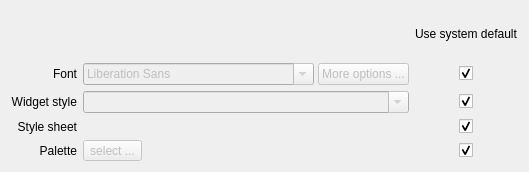
First picture: the form in settingsdialog/qtappearanceoptionpage.ui, repository Martchus/qtutilities, before the edit.
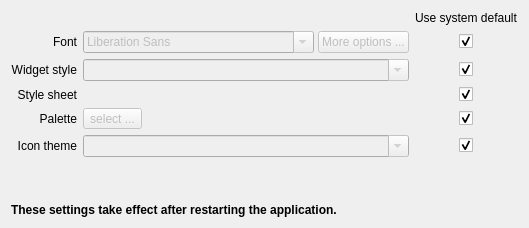
Second picture: the form after the edit. Custom widgets are drawn as their Qt base class.

Commit message:
Improve Qt settings
Setting font and icon theme doesn't work yet, not sure
about locale

Diff of the .ui file:
```diff
--- a/settingsdialog/qtappearanceoptionpage.ui
+++ b/settingsdialog/qtappearanceoptionpage.ui
@@ -2,68 +2,32 @@
 <ui version="4.0">
  <class>Dialogs::QtAppearanceOptionPage</class>
  <widget class="QWidget" name="Dialogs::QtAppearanceOptionPage">
-  <property name="geometry">
-   <rect>
-    <x>0</x>
-    <y>0</y>
-    <width>430</width>
-    <height>172</height>
-   </rect>
-  </property>
   <property name="windowTitle">
    <string>Appearance</string>
   </property>
   <property name="styleSheet">
    <string notr="true">QGroupBox { font-weight: bold };</string>
   </property>
-  <layout class="QGridLayout" name="mainGridLayout">
-   <item row="3" column="0">
-    <widget class="QLabel" name="styleSheetLabel">
+  <layout class="QVBoxLayout" name="verticalLayout">
+   <item>
+    <layout class="QGridLayout" name="gridLayout">
+     <item row="0" column="2">
+      <widget class="QLabel" name="useDefaultLabel">
      <property name="text">
-      <string>Style sheet</string>
-     </property>
-     <property name="alignment">
-      <set>Qt::AlignRight|Qt::AlignTrailing|Qt::AlignVCenter</set>
-     </property>
-    </widget>
-   </item>
-   <item row="1" column="2" alignment="Qt::AlignHCenter">
-    <widget class="QCheckBox" name="fontCheckBox">
-     <property name="checked">
-      <bool>true</bool>
-     </property>
-    </widget>
-   </item>
-   <item row="2" column="1">
-    <widget class="QComboBox" name="widgetStyleComboBox">
-     <property name="enabled">
-      <bool>false</bool>
-     </property>
-     <property name="sizePolicy">
-      <sizepolicy hsizetype="Preferred" vsizetype="Fixed">
-       <horstretch>0</horstretch>
-       <verstretch>0</verstretch>
-      </sizepolicy>
-     </property>
-     <property name="editable">
-      <bool>true</bool>
-     </property>
-    </widget>
-   </item>
-   <item row="6" column="1">
-    <widget class="QToolButton" name="paletteToolButton">
-     <property name="enabled">
-      <bool>false</bool>
-     </property>
+        <string>Use system default</string>
+       </property>
+      </widget>
+     </item>
+     <item row="1" column="0">
+      <widget class="QLabel" name="fontLabel">
+       <property name="minimumSize">
+        <size>
+         <width>60</width>
+         <height>0</height>
+        </size>
+       </property>
      <property name="text">
-      <string>select ...</string>
-     </property>
-    </widget>
-   </item>
-   <item row="2" column="0">
-    <widget class="QLabel" name="widgetStyleLabel">
-     <property name="text">
-      <string>Widget style</string>
+        <string>Font</string>
      </property>
      <property name="alignment">
       <set>Qt::AlignRight|Qt::AlignTrailing|Qt::AlignVCenter</set>
@@ -106,30 +70,42 @@
      </item>
     </layout>
    </item>
-   <item row="6" column="0">
-    <widget class="QLabel" name="paletteLabel">
-     <property name="text">
-      <string>Palette</string>
-     </property>
-     <property name="alignment">
-      <set>Qt::AlignRight|Qt::AlignTrailing|Qt::AlignVCenter</set>
-     </property>
-    </widget>
-   </item>
-   <item row="1" column="0">
-    <widget class="QLabel" name="fontLabel">
+     <item row="1" column="2" alignment="Qt::AlignHCenter">
+      <widget class="QCheckBox" name="fontCheckBox">
+       <property name="checked">
+        <bool>true</bool>
+       </property>
+      </widget>
+     </item>
+     <item row="2" column="0">
+      <widget class="QLabel" name="widgetStyleLabel">
+       <property name="minimumSize">
+        <size>
+         <width>60</width>
+         <height>0</height>
+        </size>
+       </property>
      <property name="text">
-      <string>Font</string>
+        <string>Widget style</string>
      </property>
      <property name="alignment">
       <set>Qt::AlignRight|Qt::AlignTrailing|Qt::AlignVCenter</set>
      </property>
     </widget>
    </item>
-   <item row="0" column="2">
-    <widget class="QLabel" name="useDefaultLabel">
-     <property name="text">
-      <string>Use system default</string>
+     <item row="2" column="1">
+      <widget class="QComboBox" name="widgetStyleComboBox">
+       <property name="enabled">
+        <bool>false</bool>
+       </property>
+       <property name="sizePolicy">
+        <sizepolicy hsizetype="Preferred" vsizetype="Fixed">
+         <horstretch>0</horstretch>
+         <verstretch>0</verstretch>
+        </sizepolicy>
+       </property>
+       <property name="editable">
+        <bool>true</bool>
      </property>
     </widget>
    </item>
@@ -140,6 +116,29 @@
      </property>
     </widget>
    </item>
+     <item row="3" column="0">
+      <widget class="QLabel" name="styleSheetLabel">
+       <property name="minimumSize">
+        <size>
+         <width>60</width>
+         <height>0</height>
+        </size>
+       </property>
+       <property name="text">
+        <string>Style sheet</string>
+       </property>
+       <property name="alignment">
+        <set>Qt::AlignRight|Qt::AlignTrailing|Qt::AlignVCenter</set>
+       </property>
+      </widget>
+     </item>
+     <item row="3" column="1">
+      <widget class="Widgets::PathSelection" name="styleSheetPathSelection" native="true">
+       <property name="enabled">
+        <bool>false</bool>
+       </property>
+      </widget>
+     </item>
    <item row="3" column="2" alignment="Qt::AlignHCenter">
     <widget class="QCheckBox" name="styleSheetCheckBox">
      <property name="checked">
@@ -147,17 +146,106 @@
      </property>
     </widget>
    </item>
-   <item row="6" column="2" alignment="Qt::AlignHCenter">
+     <item row="4" column="0">
+      <widget class="QLabel" name="paletteLabel">
+       <property name="minimumSize">
+        <size>
+         <width>60</width>
+         <height>0</height>
+        </size>
+       </property>
+       <property name="text">
+        <string>Palette</string>
+       </property>
+       <property name="alignment">
+        <set>Qt::AlignRight|Qt::AlignTrailing|Qt::AlignVCenter</set>
+       </property>
+      </widget>
+     </item>
+     <item row="4" column="1">
+      <widget class="QToolButton" name="paletteToolButton">
+       <property name="enabled">
+        <bool>false</bool>
+       </property>
+       <property name="text">
+        <string>select ...</string>
+       </property>
+      </widget>
+     </item>
+     <item row="4" column="2" alignment="Qt::AlignHCenter">
     <widget class="QCheckBox" name="paletteCheckBox">
      <property name="checked">
       <bool>true</bool>
      </property>
     </widget>
    </item>
-   <item row="3" column="1">
-    <widget class="Widgets::PathSelection" name="styleSheetPathSelection" native="true">
+     <item row="5" column="0">
+      <widget class="QLabel" name="iconThemeLabel">
+       <property name="minimumSize">
+        <size>
+         <width>60</width>
+         <height>0</height>
+        </size>
+       </property>
+       <property name="text">
+        <string>Icon theme</string>
+       </property>
+       <property name="alignment">
+        <set>Qt::AlignRight|Qt::AlignTrailing|Qt::AlignVCenter</set>
+       </property>
+      </widget>
+     </item>
+     <item row="5" column="1">
+      <widget class="QComboBox" name="iconThemeComboBox">
      <property name="enabled">
       <bool>false</bool>
+       </property>
+       <property name="sizePolicy">
+        <sizepolicy hsizetype="Preferred" vsizetype="Fixed">
+         <horstretch>0</horstretch>
+         <verstretch>0</verstretch>
+        </sizepolicy>
+       </property>
+       <property name="editable">
+        <bool>true</bool>
+       </property>
+      </widget>
+     </item>
+     <item row="5" column="2" alignment="Qt::AlignHCenter">
+      <widget class="QCheckBox" name="iconThemeCheckBox">
+       <property name="checked">
+        <bool>true</bool>
+       </property>
+      </widget>
+     </item>
+    </layout>
+   </item>
+   <item>
+    <spacer name="verticalSpacer">
+     <property name="orientation">
+      <enum>Qt::Vertical</enum>
+     </property>
+     <property name="sizeHint" stdset="0">
+      <size>
+       <width>20</width>
+       <height>40</height>
+      </size>
+     </property>
+    </spacer>
+   </item>
+   <item>
+    <widget class="QLabel" name="label">
+     <property name="font">
+      <font>
+       <weight>75</weight>
+       <bold>true</bold>
+      </font>
+     </property>
+     <property name="text">
+      <string>These settings take effect after restarting the application.</string>
+     </property>
+     <property name="textFormat">
+      <enum>Qt::PlainText</enum>
      </property>
     </widget>
    </item>
```
Left out of the diff: 16 changed lines with no effect on the pictures. Lines whose indentation alone changed are shown as unchanged. The commit also changes 11 other files.
